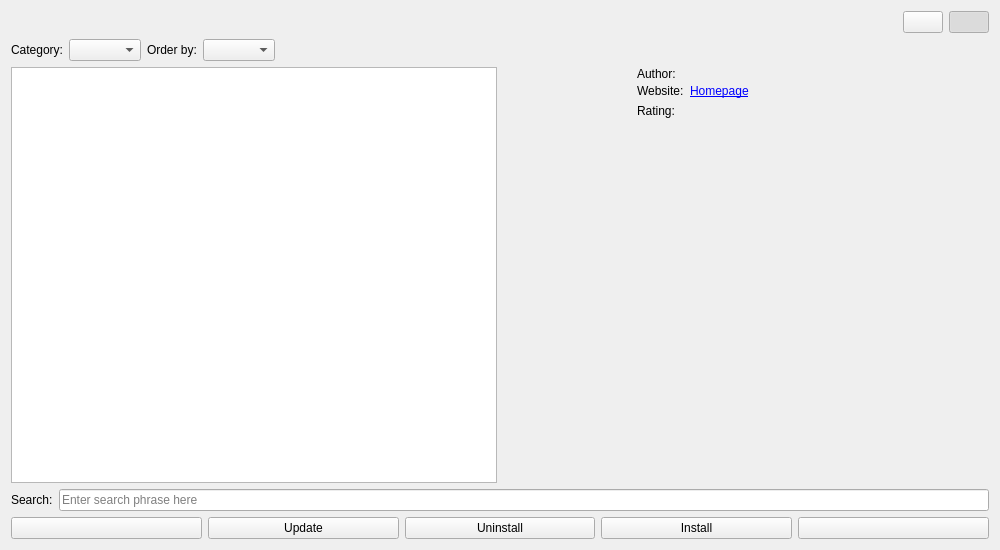
This is plugins/extensions/resourcemanager/wdgdlgcontentdownloader.ui in KDE/krita as Qt 5 draws it before an edit. The edited form follows.
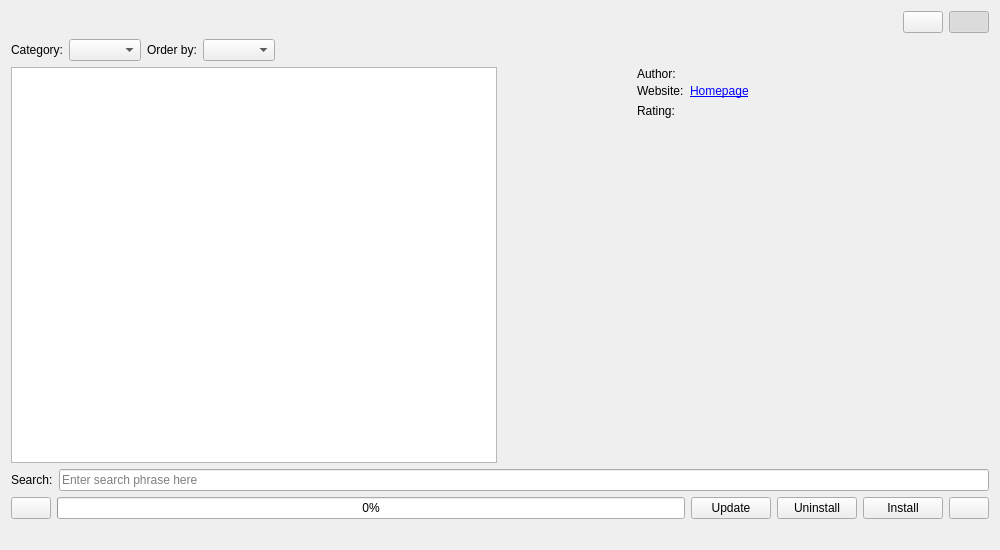
This is the edited form. Custom widgets are drawn as their Qt base class.

Commit message: Progress bar notification using QProgressbar

What changed in the file:
```diff
--- a/plugins/extensions/resourcemanager/wdgdlgcontentdownloader.ui
+++ b/plugins/extensions/resourcemanager/wdgdlgcontentdownloader.ui
@@ -330,6 +330,16 @@
      <item>
       <widget class="QPushButton" name="backButton"/>
      </item>
+     <item>
+      <widget class="QProgressBar" name="progressBar">
+       <property name="value">
+        <number>0</number>
+       </property>
+       <property name="textVisible">
+        <bool>true</bool>
+       </property>
+      </widget>
+     </item>
      <item>
       <widget class="QPushButton" name="updateButton">
        <property name="enabled">
@@ -362,6 +372,13 @@
      </item>
     </layout>
    </item>
+   <item>
+    <widget class="QLabel" name="m_statusLabel">
+     <property name="text">
+      <string/>
+     </property>
+    </widget>
+   </item>
   </layout>
  </widget>
  <customwidgets>
```
The commit also changes 2 other files.
